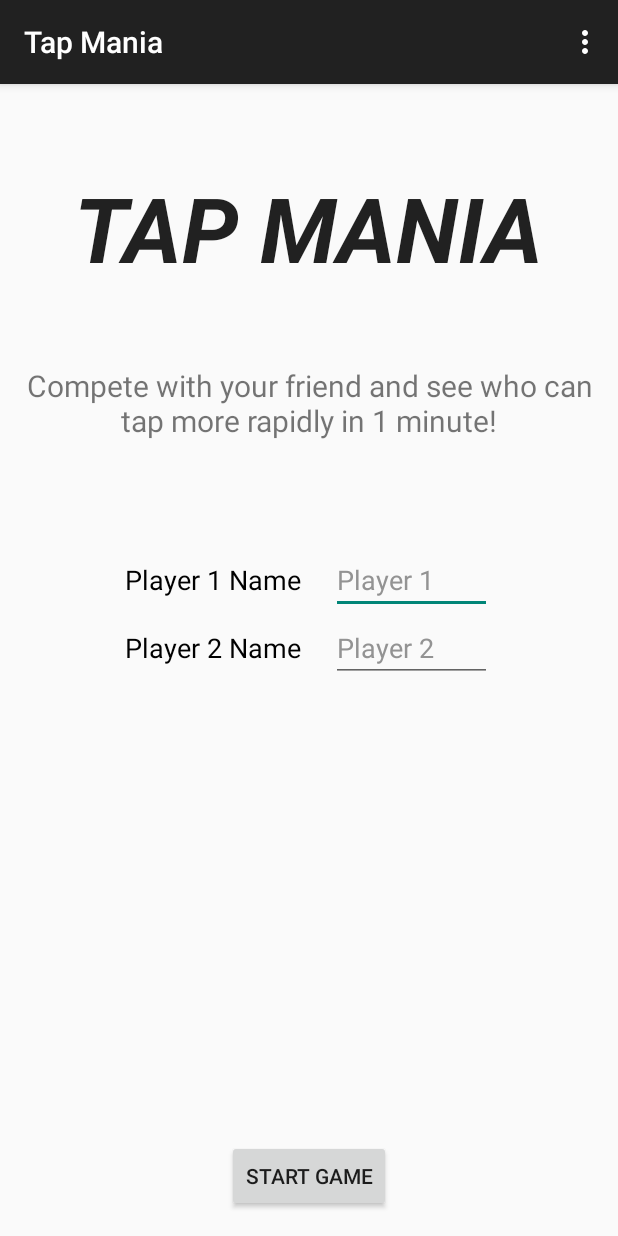
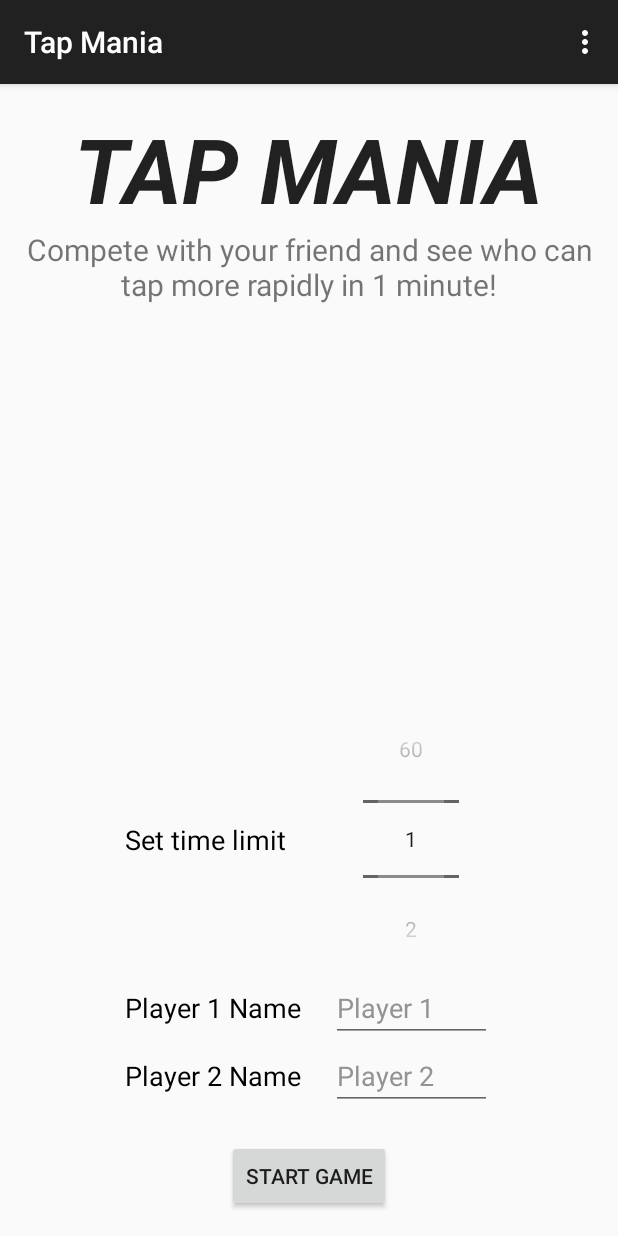
Before and after one commit to BlackMercy/Tap-Mania, an Android app: the screen it shows after launch (MainActivity), on a phone screen of 412 x 824 dp. Run offline under Robolectric (Android 15) with nearby library versions, the phone set to English and light mode, and no system bars.

Commit message:
App can now store time and names for future use.

```diff
--- a/app/src/main/res/layout/activity_main.xml
+++ b/app/src/main/res/layout/activity_main.xml
@@ -14,19 +14,42 @@
         android:id="@+id/textView3"
         android:layout_width="wrap_content"
         android:layout_height="wrap_content"
-        android:layout_alignParentTop="true"
-        android:layout_centerHorizontal="true"
-        android:layout_marginTop="39dp"
         android:text="TAP MANIA"
         android:textAppearance="?android:attr/textAppearanceLarge"
         android:textSize="60dp"
-        android:textStyle="bold|italic" />
+        android:textStyle="bold|italic"
+        android:layout_alignParentTop="true"
+        android:layout_centerHorizontal="true" />
 
     <TableLayout
         android:layout_width="match_parent"
         android:layout_height="wrap_content"
-        android:layout_below="@+id/textViewInstructions"
-        android:padding="40dp">
+        android:layout_above="@+id/buttonStart"
+        android:padding="20dp">
+
+        <TableRow android:gravity="center_horizontal">
+
+            <TableRow>
+                <TextView
+                    android:text="Set time limit"
+                    android:textColor="#000000"
+                    android:textAppearance="?android:attr/textAppearanceMedium"
+                    android:paddingTop="78dp"
+
+                    />
+            </TableRow>
+
+            <com.siit.pitawat.tappingmania.myNumberPicker
+                android:id="@+id/numberPicker"
+                android:layout_width="wrap_content"
+                android:layout_gravity="center_horizontal"
+
+                max = "60"
+                min = "1"
+                android:padding="10dp">
+
+            </com.siit.pitawat.tappingmania.myNumberPicker>
+        </TableRow>
 
         <TableRow
             android:layout_width="match_parent"
@@ -80,7 +103,7 @@
 
 
     <Button
-        android:id="@+id/button2"
+        android:id="@+id/buttonStart"
         android:layout_width="wrap_content"
         android:layout_height="wrap_content"
         android:layout_alignParentBottom="true"
@@ -95,7 +118,7 @@
         android:layout_alignParentEnd="true"
         android:layout_alignParentStart="true"
         android:layout_below="@+id/textView3"
-        android:layout_marginTop="51dp"
+
         android:gravity="center"
         android:paddingBottom="30dp"
         android:text="Compete with your friend and see who can tap more rapidly in 1 minute!"
```
Also changed, not shown: app/src/main/java/com/siit/pitawat/tappingmania/ApplicationConfig.java (added, +49 -0 lines), app/src/main/java/com/siit/pitawat/tappingmania/CountDown.java (+23 -13 lines), app/src/main/java/com/siit/pitawat/tappingmania/Game.java (+6 -1 lines), app/src/main/java/com/siit/pitawat/tappingmania/MainActivity.java (+13 -3 lines), app/src/main/res/layout/activity_start.xml (+1 -6 lines), app/src/main/res/layout/test_layout.xml (added, +11 -0 lines), 1 other file.
